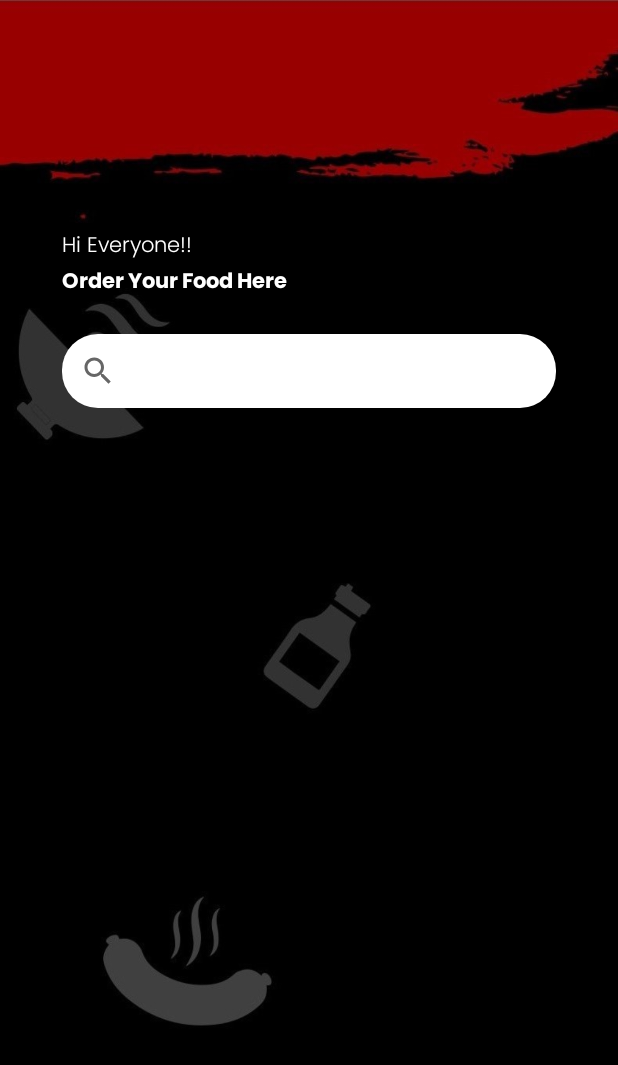
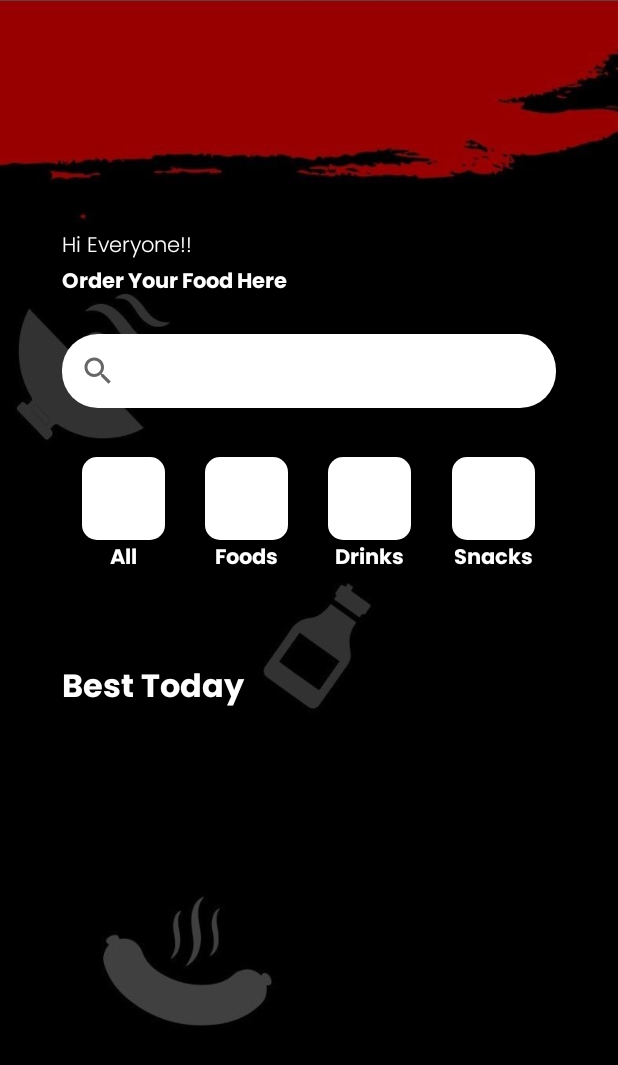
Before and after one commit to Rasyaa21/RTS-Android-Studio, an Android app: the screen it shows after launch (MainActivity), on a phone screen of 412 x 824 dp. Shown: the top 1065 px of the screen. Run offline under Robolectric (Android 15) with nearby library versions, the phone set to English and light mode, and no system bars.

Commit message:
udah males

```diff
--- /dev/null
+++ b/app/src/main/res/drawable/baseline_add_24.xml
@@ -0,0 +1,5 @@
+<vector xmlns:android="http://schemas.android.com/apk/res/android" android:height="24dp" android:tint="#000000" android:viewportHeight="24" android:viewportWidth="24" android:width="24dp">
+
+    <path android:fillColor="@android:color/white" android:pathData="M19,13h-6v6h-2v-6H5v-2h6V5h2v6h6v2z"/>
+
+</vector>
--- /dev/null
+++ b/app/src/main/res/drawable/box_category.xml
@@ -0,0 +1,13 @@
+<?xml version="1.0" encoding="utf-8"?>
+<selector xmlns:android="http://schemas.android.com/apk/res/android">
+    <item>
+        <shape xmlns:android="http://schemas.android.com/apk/res/android">
+            <solid
+                android:color="#FFFFFF"
+                />
+            <corners
+                android:radius="10dp"
+                />
+        </shape>
+    </item>
+</selector>
--- a/app/src/main/res/layout/activity_main.xml
+++ b/app/src/main/res/layout/activity_main.xml
@@ -37,7 +37,6 @@
             android:textColor="@color/white"
             android:fontFamily="@font/poppins_bold"
             android:layout_height="wrap_content"/>
-
     </LinearLayout>
 
     <SearchView
@@ -51,6 +50,153 @@
         android:queryHint="What do you want to eat?"
         android:layout_height="0dp"/>
 
+    <LinearLayout
+        android:layout_width="0dp"
+        android:layout_height="0dp"
+        android:orientation="horizontal"
+        android:gravity="center_horizontal"
+        app:layout_constraintTop_toTopOf="@id/guideCategoryTop"
+        app:layout_constraintBottom_toBottomOf="@id/guideCategoryBottom"
+        app:layout_constraintStart_toStartOf="@id/yGuide1"
+        app:layout_constraintEnd_toEndOf="@id/yGuide2">
+
+        <LinearLayout
+            android:layout_width="0dp"
+            android:orientation="vertical"
+            android:gravity="center"
+            android:layout_height="wrap_content"
+            android:layout_weight="1" >
+
+            <Button
+                android:id="@+id/myButton"
+                android:layout_width="55dp"
+                android:layout_height="55dp"
+                android:background="@drawable/box_category" />
+
+            <TextView
+                android:id="@+id/myText"
+                android:layout_width="wrap_content"
+                android:layout_height="wrap_content"
+                android:text="All"
+                android:fontFamily="@font/poppins_bold"
+                android:textAllCaps="false"
+                android:textColor="@android:color/white"
+                android:textSize="14sp"
+                android:textStyle="bold"
+                android:background="@android:color/transparent" />
+        </LinearLayout>
+
+        <LinearLayout
+            android:layout_width="0dp"
+            android:orientation="vertical"
+            android:gravity="center"
+            android:layout_height="wrap_content"
+            android:layout_weight="1" >
+
+            <Button
+                android:id="@+id/myButton2"
+                android:layout_width="55dp"
+                android:layout_height="55dp"
+                android:background="@drawable/box_category" />
+
+            <TextView
+                android:id="@+id/myText2"
+                android:layout_width="wrap_content"
+                android:layout_height="wrap_content"
+                android:text="Foods"
+                android:fontFamily="@font/poppins_bold"
+                android:textAllCaps="false"
+                android:textColor="@android:color/white"
+                android:textSize="14sp"
+                android:textStyle="bold"
+                android:background="@android:color/transparent" />
+
+
+        </LinearLayout>
+
+        <LinearLayout
+            android:layout_width="0dp"
+            android:orientation="vertical"
+            android:gravity="center"
+            android:layout_height="wrap_content"
+            android:layout_weight="1" >
+
+            <Button
+                android:id="@+id/myButton3"
+                android:layout_width="55dp"
+                android:layout_height="55dp"
+                android:background="@drawable/box_category" />
+
+            <TextView
+                android:id="@+id/myText3"
+                android:layout_width="wrap_content"
+                android:layout_height="wrap_content"
+                android:text="Drinks"
+                android:textAllCaps="false"
+                android:fontFamily="@font/poppins_bold"
+                android:textColor="@android:color/white"
+                android:textSize="14sp"
+                android:textStyle="bold"
+                android:background="@android:color/transparent" />
+
+
+        </LinearLayout>
+
+        <LinearLayout
+            android:layout_width="0dp"
+            android:orientation="vertical"
+            android:gravity="center_horizontal"
+            android:layout_height="wrap_content"
+            android:layout_weight="1" >
+
+            <Button
+                android:id="@+id/myButton4"
+                android:layout_width="55dp"
+                android:layout_height="55dp"
+                android:background="@drawable/box_category" />
+
+            <TextView
+                android:id="@+id/myText4"
+                android:layout_width="wrap_content"
+                android:layout_height="wrap_content"
+                android:text="@string/snacks"
+                android:textAllCaps="false"
+                android:fontFamily="@font/poppins_bold"
+                android:textColor="@android:color/white"
+                android:textSize="14sp"
+                android:textStyle="bold"
+                android:background="@android:color/transparent" />
+        </LinearLayout>
+    </LinearLayout>
+
+    <LinearLayout
+        android:layout_width="0dp"
+        android:gravity="center_vertical"
+        app:layout_constraintStart_toStartOf="@id/yGuide1"
+        app:layout_constraintEnd_toEndOf="@id/yGuide2"
+        app:layout_constraintTop_toTopOf="@id/BestTodayGuideTop"
+        app:layout_constraintBottom_toBottomOf="@id/BestTodayGuideBottom"
+        android:layout_height="0dp">
+
+        <TextView
+            android:layout_width="match_parent"
+            android:text="Best Today"
+            android:autoSizeMaxTextSize="30sp"
+            android:autoSizeMinTextSize="16sp"
+            android:autoSizeTextType="uniform"
+            android:fontFamily="@font/poppins_bold"
+            android:textColor="@color/white"
+            android:layout_height="match_parent"/>
+    </LinearLayout>
+
+    <androidx.recyclerview.widget.RecyclerView
+        android:id="@+id/recyclerView"
+        android:layout_width="0dp"
+        app:layout_constraintStart_toStartOf="@id/yGuide1"
+        app:layout_constraintEnd_toEndOf="@id/yGuide2"
+        app:layout_constraintTop_toTopOf="@id/RecyclerGuideTop"
+        app:layout_constraintBottom_toBottomOf="@id/RecyclerGuideBottom"
+        android:layout_height="0dp"/>
 
 
     <androidx.constraintlayout.widget.Guideline
@@ -107,7 +253,7 @@
         android:layout_width="wrap_content"
         android:layout_height="wrap_content"
         android:orientation="horizontal"
-        app:layout_constraintGuide_percent="0.465" />
+        app:layout_constraintGuide_percent="0.47" />
 
     <androidx.constraintlayout.widget.Guideline
         android:id="@+id/BestTodayGuideTop"
--- a/app/src/main/res/values/strings.xml
+++ b/app/src/main/res/values/strings.xml
@@ -1,3 +1,4 @@
 <resources>
     <string name="app_name">tugas_nanda_joki</string>
+    <string name="snacks">Snacks</string>
 </resources>
```
Also changed, not shown: app/src/main/res/drawable/button_add.xml (added, +10 -0 lines), app/src/main/res/drawable/card_background.xml (added, +9 -0 lines), app/src/main/res/layout/card_view.xml (added, +75 -0 lines), app/src/main/res/drawable/bintang_bg.png (added), app/src/main/res/drawable/foto.jpg (added).
